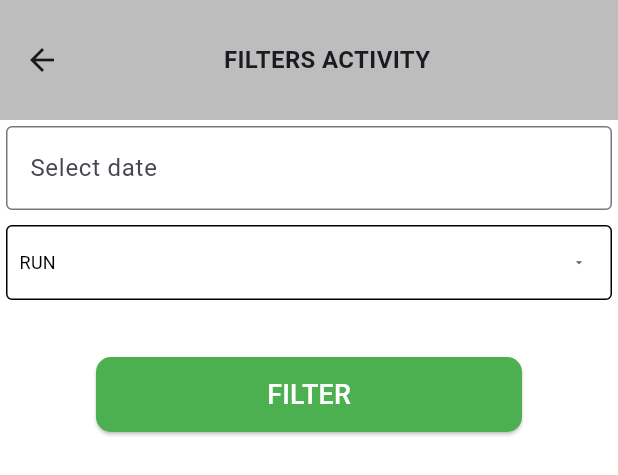
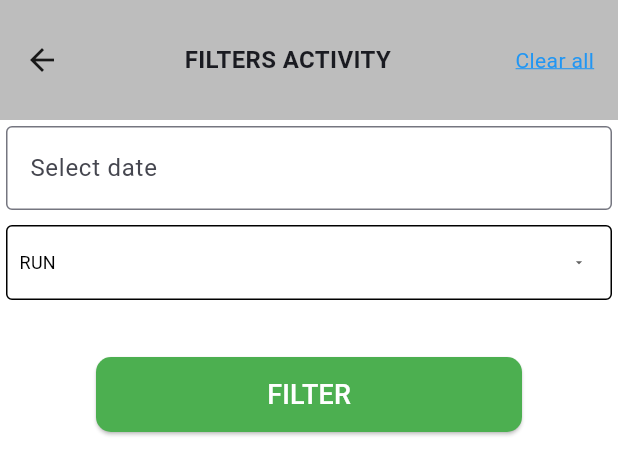
Before and after one commit to Malik333/FitnessTracker, a Flutter app: the FiltersActivityModal widget shown alone on an empty page, opened directly, on a phone screen of 412 x 824 dp. Shown: the top 475 px of the screen. Run offline on Flutter 3.47's test engine with Material 3 defaults, Android fonts, the phone set to English and light mode, and no system bars; drawn by our look-alikes of flutter_form_builder; our stand-ins replace bloc, cloud_firestore, firebase_core, flutter_bloc, shared_preferences, stream_transform; accounts and stored records are empty.

Commit message:
fix filter state

```diff
--- a/lib/ui/bottom_modal/filters_activity_modal.dart
+++ b/lib/ui/bottom_modal/filters_activity_modal.dart
@@ -1,3 +1,5 @@
+import 'dart:ui';
+
 import 'package:cloud_firestore/cloud_firestore.dart';
 import 'package:fitness_tracker/bloc/activities/activities_bloc.dart';
 import 'package:fitness_tracker/bloc/activities/activities_event.dart';
@@ -14,7 +16,9 @@ import 'package:intl/intl.dart';
 import '../../bloc/activities/activities_state.dart';
 
 class FiltersActivityModal extends StatefulWidget {
-  const FiltersActivityModal({super.key});
+  final DateTime? selectedDate;
+  final ActivityType? selectedType;
+  const FiltersActivityModal({super.key, this.selectedDate, this.selectedType});
 
   @override
   State<FiltersActivityModal> createState() => _FiltersActivityModalState();
@@ -37,19 +41,30 @@ class _FiltersActivityModalState extends State<FiltersActivityModal> {
 
   ActivityType activityType = ActivityType.RUN;
 
+  @override
+  void initState() {
+    super.initState();
+
+    if (widget.selectedDate != null) {
+      initial = widget.selectedDate!;
+      selected = widget.selectedDate;
+      _dateController.text = widget.selectedDate!.toLocal().toString().split(" ")[0];
+    }
+
+    if (widget.selectedType != null) {
+      activityType = widget.selectedType!;
+    }
+  }
 
   @override
   Widget build(BuildContext context) {
-    return  buildPage(context);
+    return buildPage(context);
   }
 
   Widget buildPage(BuildContext context) {
-
     return Container(
         color: Colors.white,
-        height: MediaQuery
-            .sizeOf(context)
-            .height * 0.8,
+        height: MediaQuery.sizeOf(context).height * 0.8,
         child: Column(
           children: [
             Container(
@@ -70,13 +85,24 @@ class _FiltersActivityModalState extends State<FiltersActivityModal> {
                     const Spacer(),
                     Padding(
                       padding: const EdgeInsets.symmetric(horizontal: 8.0),
-                      child: Text('Filters activity'.toUpperCase(),
+                      child: Text(
+                        'Filters activity'.toUpperCase(),
                         style: const TextStyle(
                             fontSize: 16, fontWeight: FontWeight.w700),
                         textAlign: TextAlign.center,
                       ),
                     ),
                     const Spacer(),
+                    InkWell(
+                        onTap: () {
+                          var filters = FilterActivityModel();
+
+                          Navigator.of(context).pop(filters);
+                        },
+                        child: const Text(
+                          "Clear all",
+                          style: TextStyle(color: Colors.blue, decoration: TextDecoration.underline, decorationColor: Colors.blue),
+                        ))
                   ],
                 ),
               ),
@@ -108,12 +134,14 @@ class _FiltersActivityModalState extends State<FiltersActivityModal> {
                           ),
                         ),
                       ),
-                      const SizedBox(height: 10,),
+                      const SizedBox(
+                        height: 10,
+                      ),
                       FormField(builder: (state) {
                         return Container(
                           decoration: BoxDecoration(
-                              borderRadius: const BorderRadius.all(
-                                  Radius.circular(4.0)),
+                              borderRadius:
+                                  const BorderRadius.all(Radius.circular(4.0)),
                               border: Border.all()),
                           width: double.infinity,
                           child: DropdownButtonHideUnderline(
@@ -138,7 +166,8 @@ class _FiltersActivityModalState extends State<FiltersActivityModal> {
                                   value: value,
                                   child: Padding(
                                     padding: const EdgeInsets.all(8.0),
-                                        child: Text(typeName(value),
+                                    child: Text(
+                                      typeName(value),
                                       style: const TextStyle(
                                           fontSize: 12,
                                           color: Colors.black,
@@ -173,30 +202,27 @@ class _FiltersActivityModalState extends State<FiltersActivityModal> {
                             }
 
                             var filters = FilterActivityModel(
-                              date: selectedDate,
-                              type: activityType
-                            );
+                                date: selectedDate, type: activityType);
 
                             Navigator.of(context).pop(filters);
                           },
-                          child: Text('Filter'.toUpperCase(),
-                            style:
-                            const TextStyle(color: Colors.white, fontSize: 18),
+                          child: Text(
+                            'Filter'.toUpperCase(),
+                            style: const TextStyle(
+                                color: Colors.white, fontSize: 18),
                           ),
                         ),
                       ),
-                      Padding(padding: EdgeInsets.only(bottom: MediaQuery
-                          .of(context)
-                          .viewInsets
-                          .bottom))
+                      Padding(
+                          padding: EdgeInsets.only(
+                              bottom: MediaQuery.of(context).viewInsets.bottom))
                     ],
                   ),
                 ),
               ),
             )
           ],
-        )
-    );
+        ));
   }
 
   Future displayDatePicker(BuildContext context) async {
```
Also changed, not shown: lib/data/remote/api_service.dart (+11 -4 lines), lib/ui/home/home_screen.dart (+16 -3 lines). Lines whose indentation alone changed are shown as unchanged.
